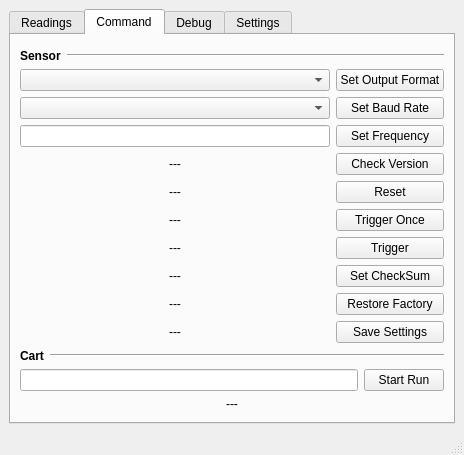
This is tf03_test/main_window.ui in codincodee/tf0x_dev as Qt 5 draws it before an edit. The edited form follows.
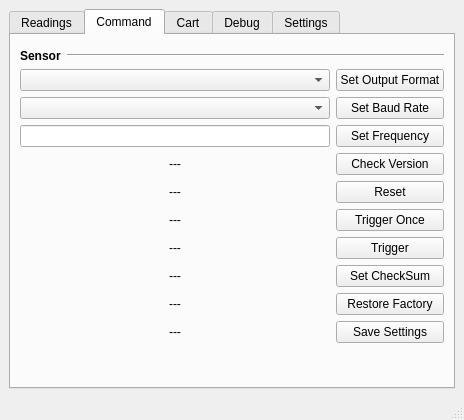
This is the edited form. The open tabs and pages were chosen to show the change.

Commit message: Adding Cart page UI

```diff
--- a/tf03_test/main_window.ui
+++ b/tf03_test/main_window.ui
@@ -528,64 +528,6 @@
             </item>
            </layout>
           </item>
-          <item>
-           <layout class="QHBoxLayout" name="horizontalLayout_10">
-            <item>
-             <widget class="QLabel" name="label_24">
-              <property name="font">
-               <font>
-                <weight>75</weight>
-                <bold>true</bold>
-               </font>
-              </property>
-              <property name="text">
-               <string>Cart</string>
-              </property>
-             </widget>
-            </item>
-            <item>
-             <widget class="Line" name="line_4">
-              <property name="sizePolicy">
-               <sizepolicy hsizetype="Expanding" vsizetype="Fixed">
-                <horstretch>0</horstretch>
-                <verstretch>0</verstretch>
-               </sizepolicy>
-              </property>
-              <property name="orientation">
-               <enum>Qt::Horizontal</enum>
-              </property>
-             </widget>
-            </item>
-           </layout>
-          </item>
-          <item>
-           <layout class="QGridLayout" name="gridLayout_9">
-            <item row="0" column="1">
-             <widget class="QPushButton" name="pushButton">
-              <property name="text">
-               <string>Start Run</string>
-              </property>
-             </widget>
-            </item>
-            <item row="0" column="0">
-             <widget class="QLineEdit" name="lineEdit"/>
-            </item>
-           </layout>
-          </item>
-          <item>
-           <layout class="QHBoxLayout" name="horizontalLayout_11">
-            <item>
-             <widget class="QLabel" name="label_25">
-              <property name="text">
-               <string>---</string>
-              </property>
-              <property name="alignment">
-               <set>Qt::AlignCenter</set>
-              </property>
-             </widget>
-            </item>
-           </layout>
-          </item>
           <item>
            <spacer name="verticalSpacer_4">
             <property name="orientation">
@@ -606,6 +548,11 @@
         </item>
        </layout>
       </widget>
+      <widget class="QWidget" name="tab_5">
+       <attribute name="title">
+        <string>Cart</string>
+       </attribute>
+      </widget>
       <widget class="QWidget" name="tab_3">
        <attribute name="title">
         <string>Debug</string>
```
Left out of the diff: 4 changed lines with no effect on the pictures. The commit also changes 1 other file.
